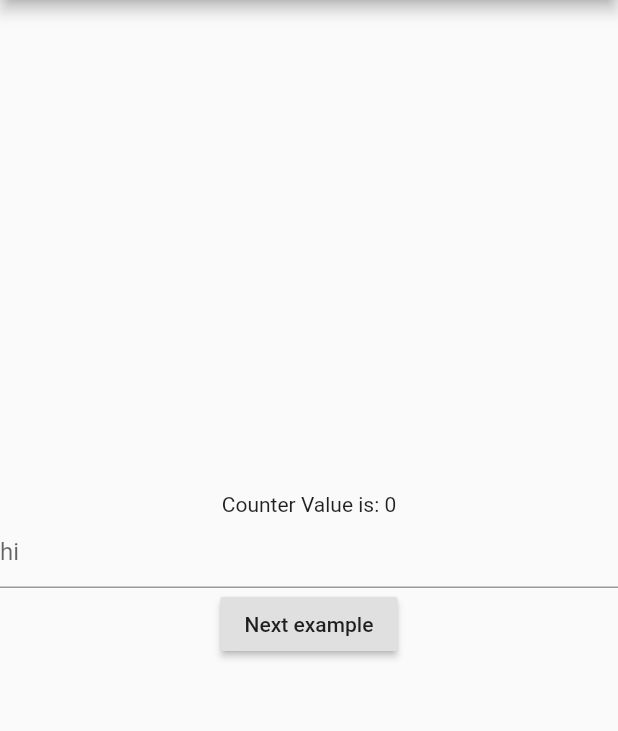
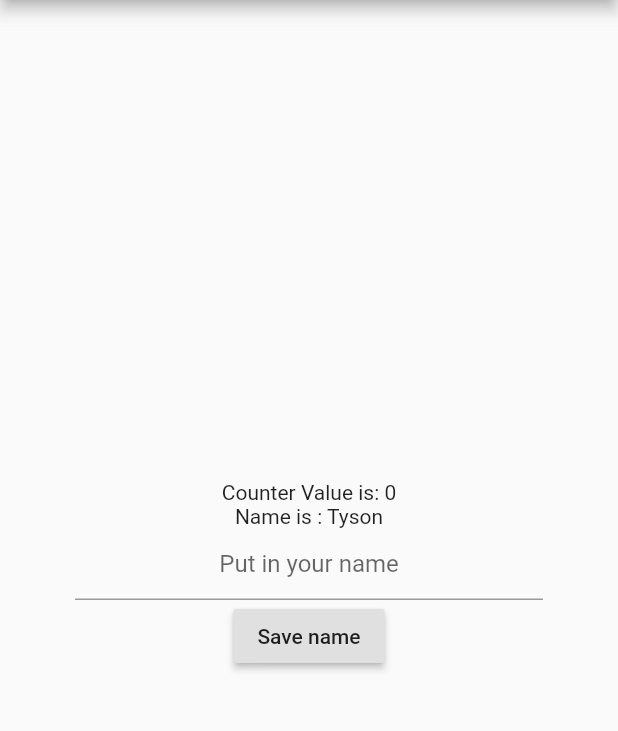
Before and after one commit to FrazileDevelopers/flutter-provider-example, a Flutter app: the SecondScreen screen opened by its route, on a phone screen of 412 x 824 dp, the part 84-815 px from its top. Run offline on Flutter 3.47's test engine with Material 2 defaults, Android fonts, the phone set to English and light mode, and no system bars.

Commit message:
second screen

```diff
--- a/lib/main.dart
+++ b/lib/main.dart
@@ -17,7 +17,7 @@ class MyApp extends StatelessWidget {
         ChangeNotifierProvider<NameModel>(builder: (_)=>NameModel()),
       ],
       child: MaterialApp(
-        title: 'Flutter Demo',
+        title: 'Provider & Bloc example',
         theme: ThemeData(
           primarySwatch: Colors.blue,
         ),
--- a/lib/screen/second.dart
+++ b/lib/screen/second.dart
@@ -6,7 +6,8 @@ class SecondScreen extends StatelessWidget {
   @override
   Widget build(BuildContext context) {
     final counterModel = Provider.of<CounterModel>(context);
-    // final nameModel = Provider.of<NameModel>(context);
+    final nameModel = Provider.of<NameModel>(context);
+    String name;
     return Scaffold(
       appBar: AppBar(
         title: Text("Provider Demo"),
@@ -16,20 +17,22 @@ class SecondScreen extends StatelessWidget {
           mainAxisAlignment: MainAxisAlignment.center,
           children: <Widget>[
             Text('Counter Value is: ${counterModel.getCounter()}'),
-            // Text('Name is : ${nameModel.getName()}'),
-            SizedBox(
+            Text('Name is : ${nameModel.getName()}'),
+            Container(
+              margin: EdgeInsets.only(right: 50,left:50),
               child: TextField(
+                textAlign: TextAlign.center,
+                onChanged: (str){
+                  name=str;
+                },
                 decoration: InputDecoration(
-                  hintText: 'hi'
+                  hintText: 'Put in your name'
                 ),
               ),
             ),
-
             RaisedButton(
-              child: Text('Next example'),
-              onPressed: () {
-                Navigator.pushNamed(context, '/');
-              },
+              child: Text('Save name'),
+              onPressed: () => nameModel.setName(name),
             ),
           ],
         ),
```
